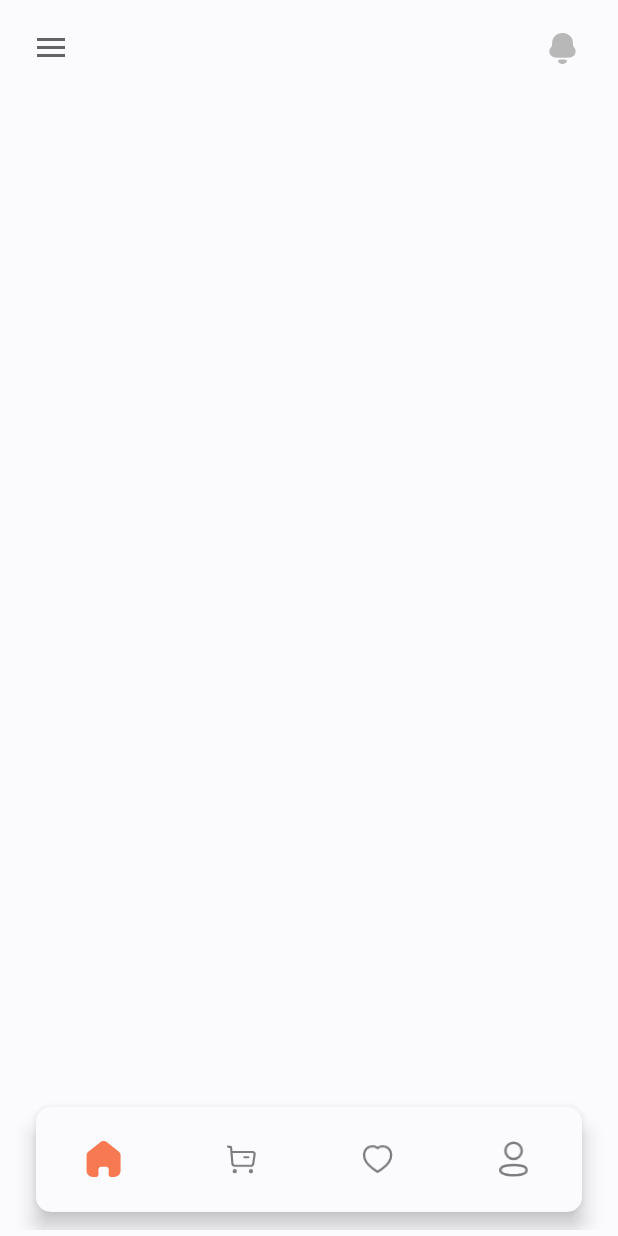
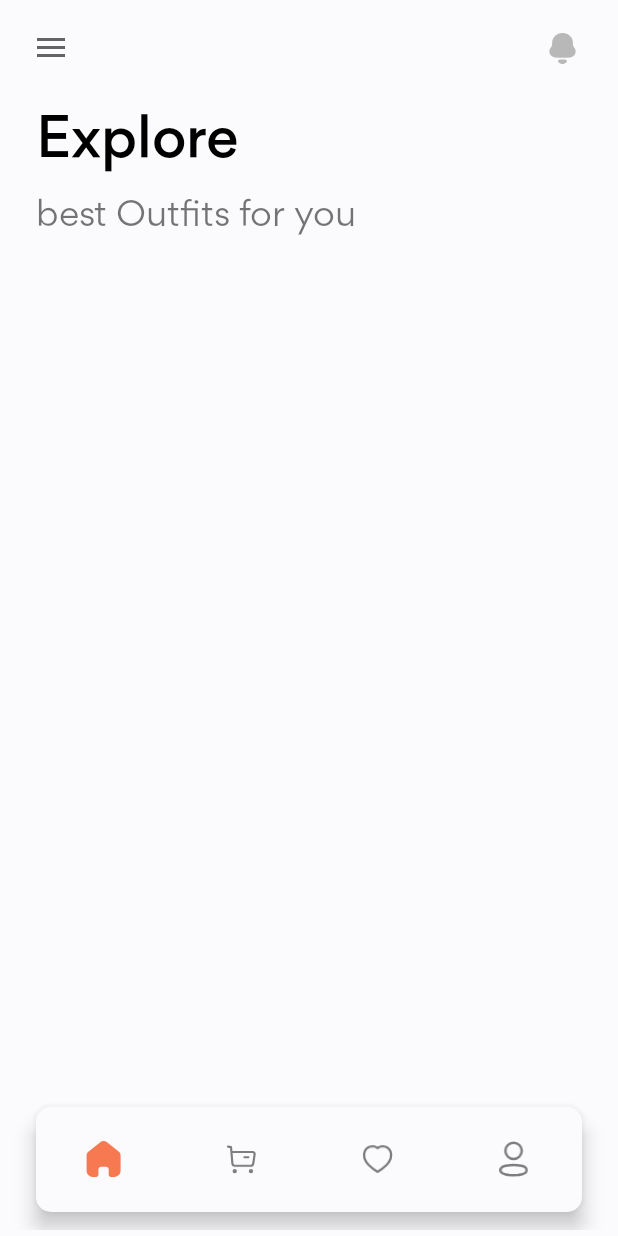
Before and after one commit to EdwardLTC/E-Commerce, an Android app: the screen it shows after launch (MainActivity), on a phone screen of 412 x 824 dp. Run offline under Robolectric (Android 15) with nearby library versions, the phone set to English and light mode, and no system bars.

Commit message:
modify home page fragment

```diff
--- a/app/src/main/java/com/example/asm_pro1121/MainActivity.java
+++ b/app/src/main/java/com/example/asm_pro1121/MainActivity.java
@@ -4,7 +4,6 @@ import androidx.annotation.NonNull;
 import androidx.appcompat.app.ActionBarDrawerToggle;
 import androidx.appcompat.app.AppCompatActivity;
 import androidx.appcompat.widget.Toolbar;
-import androidx.core.content.ContextCompat;
 import androidx.core.view.GravityCompat;
 import androidx.drawerlayout.widget.DrawerLayout;
 import androidx.fragment.app.Fragment;
@@ -12,15 +11,12 @@ import androidx.fragment.app.FragmentTransaction;
 
 import android.annotation.SuppressLint;
 import android.graphics.Color;
-import android.graphics.drawable.Drawable;
-import android.os.Build;
 import android.os.Bundle;
 import android.view.MenuItem;
 import android.view.View;
-import android.view.Window;
-import android.view.WindowManager;
 import android.widget.LinearLayout;
 
+import com.example.asm_pro1121.fragments.HomeFragment;
 import com.google.android.material.navigation.NavigationView;
 
 public class MainActivity extends AppCompatActivity {
--- a/app/src/main/java/com/example/asm_pro1121/HomeFragment.java
+++ b/app/src/main/java/com/example/asm_pro1121/fragments/HomeFragment.java
@@ -1,4 +1,4 @@
-package com.example.asm_pro1121;
+package com.example.asm_pro1121.fragments;
 
 import android.os.Bundle;
 import android.view.LayoutInflater;
@@ -11,6 +11,7 @@ import androidx.annotation.Nullable;
 import androidx.fragment.app.Fragment;
 import androidx.fragment.app.FragmentTransaction;
 
+import com.example.asm_pro1121.R;
 import com.google.android.material.bottomnavigation.BottomNavigationView;
 import com.google.android.material.navigation.NavigationBarView;
 
@@ -33,6 +34,7 @@ public class HomeFragment extends Fragment {
                 int id = item.getItemId();
                 switch (id) {
                     case R.id.bottom_home:
+                        loadFragment(new HomePageFragment());
                         break;
                     case R.id.bottom_shop:
                         break;
@@ -45,7 +47,7 @@ public class HomeFragment extends Fragment {
             }
         });
 
-
+        loadFragment(new HomePageFragment());
     }
 
     private void loadFragment(Fragment fragment) {
--- /dev/null
+++ b/app/src/main/java/com/example/asm_pro1121/fragments/HomePageFragment.java
@@ -0,0 +1,29 @@
+package com.example.asm_pro1121.fragments;
+
+import android.os.Bundle;
+import android.view.LayoutInflater;
+import android.view.MenuItem;
+import android.view.View;
+import android.view.ViewGroup;
+
+import androidx.annotation.NonNull;
+import androidx.annotation.Nullable;
+import androidx.fragment.app.Fragment;
+import androidx.fragment.app.FragmentTransaction;
+
+import com.example.asm_pro1121.R;
+import com.google.android.material.bottomnavigation.BottomNavigationView;
+import com.google.android.material.navigation.NavigationBarView;
+
+public class HomePageFragment extends Fragment {
+    @Nullable
+    @Override
+    public View onCreateView(@NonNull LayoutInflater inflater, @Nullable ViewGroup container, @Nullable Bundle savedInstanceState) {
+        return inflater.inflate(R.layout.fragment_home_page, container, false);
+    }
+
+    @Override
+    public void onViewCreated(@NonNull View view, @Nullable Bundle savedInstanceState) {
+        super.onViewCreated(view, savedInstanceState);
+    }
+}
--- /dev/null
+++ b/app/src/main/res/layout/fragment_home_page.xml
@@ -0,0 +1,31 @@
+<?xml version="1.0" encoding="utf-8"?>
+<androidx.constraintlayout.widget.ConstraintLayout xmlns:android="http://schemas.android.com/apk/res/android"
+    xmlns:app="http://schemas.android.com/apk/res-auto"
+    xmlns:tools="http://schemas.android.com/tools"
+    android:layout_width="match_parent"
+    android:layout_height="match_parent"
+    android:background="@color/white_blur">
+
+    <TextView
+        android:id="@+id/tv"
+        android:layout_width="wrap_content"
+        android:layout_height="wrap_content"
+        android:text="Explore"
+        android:textColor="@color/black"
+        android:fontFamily="@font/gordita_medium"
+        android:layout_marginLeft="20dp"
+        android:textSize="38sp"
+        app:layout_constraintStart_toStartOf="parent"
+        app:layout_constraintTop_toTopOf="parent" />
+
+    <TextView
+        android:id="@+id/textView2"
+        android:layout_width="wrap_content"
+        android:layout_height="wrap_content"
+        android:text="best Outfits for you"
+        android:fontFamily="@font/gordita_regular"
+        android:textSize="24sp"
+        android:layout_marginTop="8dp"
+        app:layout_constraintStart_toStartOf="@+id/tv"
+        app:layout_constraintTop_toBottomOf="@+id/tv" />
+</androidx.constraintlayout.widget.ConstraintLayout>
```
